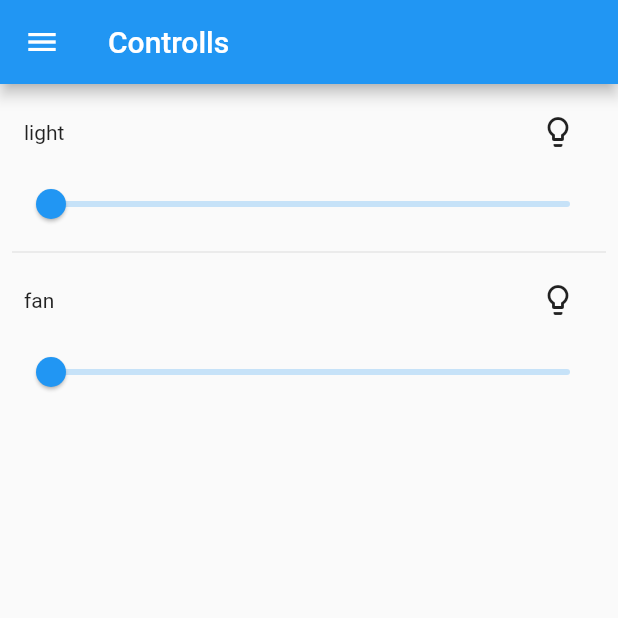
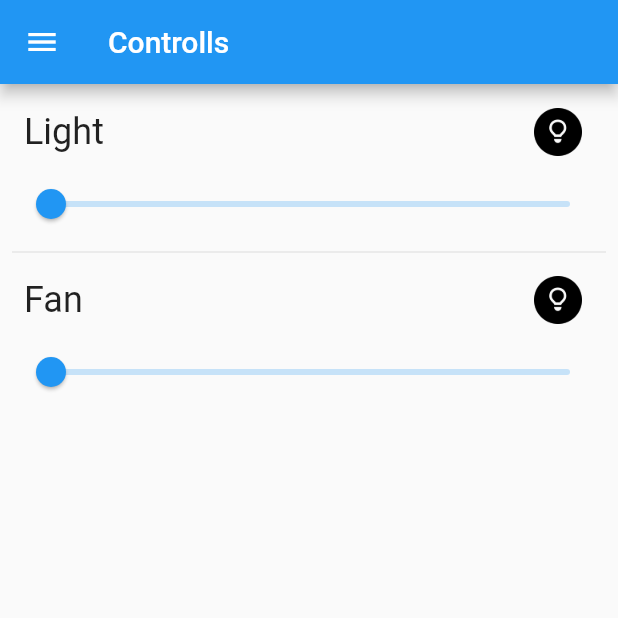
Before and after one commit to Ayush1325/SmartHome-app, a Flutter app: the DeviceControls screen opened by its route, on a phone screen of 412 x 824 dp, the top half of it. Run offline on Flutter 3.47's test engine with Material 2 defaults, Android fonts, the phone set to English and light mode, and no system bars; our stand-ins replace cloud_firestore; accounts and stored records are empty.

Commit message:
feat: Added bulb icon.

```diff
--- a/lib/device_controls.dart
+++ b/lib/device_controls.dart
@@ -11,7 +11,7 @@ class DeviceControls extends StatefulWidget {
 
 class _DeviceControls extends State<DeviceControls> {
 
-  var list = [DeviceData('light', false, 0, Icons.lightbulb_outline), DeviceData('fan', false, 0, Icons.lightbulb_outline)];
+  var list = [DeviceData('Light', false, 0, 'images/light-bulb.png'), DeviceData('Fan', false, 0, 'images/light-bulb.png')];
   @override
   Widget build(BuildContext context) {
     return Scaffold(
@@ -38,10 +38,17 @@ class _DeviceControls extends State<DeviceControls> {
                     crossAxisAlignment: CrossAxisAlignment.center,
                     mainAxisAlignment: MainAxisAlignment.center,
                     children: <Widget>[
-                      Expanded(child: Text(list[index].deviceName)),
+                      Expanded(child: Text(
+                        list[index].deviceName,
+                        style: TextStyle(
+                          fontSize: 24,
+                        ),
+                      )),
                       IconButton(
-                        icon: Icon(
-                          list[index].iconData,
+                        icon: ImageIcon(
+                          AssetImage(list[index].iconData),
+                          size: 48,
+                          color: list[index].toggleState? Colors.amberAccent : Colors.black,
                         ),
                         onPressed: () {
                           if(list[index].toggleState){
--- a/lib/device_data.dart
+++ b/lib/device_data.dart
@@ -4,7 +4,7 @@ class DeviceData {
   String deviceName;
   bool toggleState;
   double value;
-  IconData iconData;
+  String iconData;
 
   DeviceData(this.deviceName, this.toggleState, this.value, this.iconData);
 }
--- a/lib/weather_page.dart
+++ b/lib/weather_page.dart
@@ -27,10 +27,6 @@ class _WeatherPage extends State<StatefulWidget> {
             return Column(
               crossAxisAlignment: CrossAxisAlignment.center,
               children: <Widget>[
-//                Icon(
-//                  weatherIcon(snapshots.data['cloud'], snapshots.data['rain']),
-//                  size: 300,
-//                ),
                 Image.asset(
                   weatherIcon(snapshots.data['cloud'], snapshots.data['rain']),
                   height: 300,
--- a/pubspec.yaml
+++ b/pubspec.yaml
@@ -41,6 +41,7 @@ flutter:
     - images/cloudy.png
     - images/rain.png
     - images/sunny.png
+    - images/light-bulb.png
 
   # An image asset can refer to one or more resolution-specific "variants", see
   # https://flutter.io/assets-and-images/#resolution-aware.
```
Also changed, not shown: images/light-bulb.png (added).
